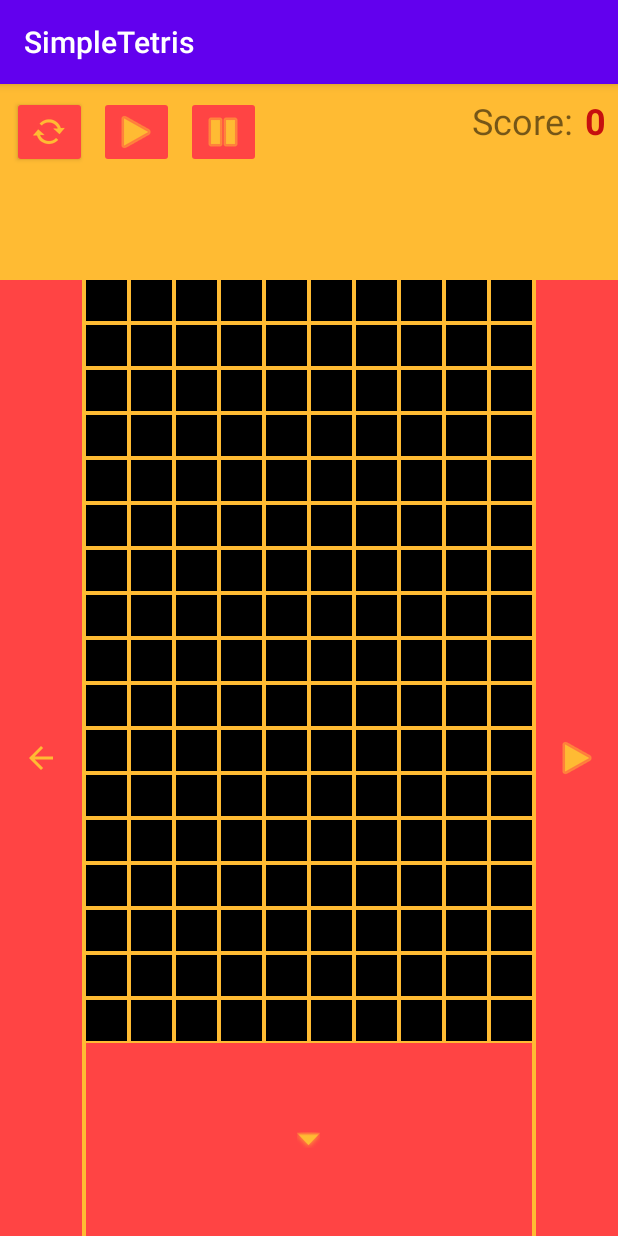
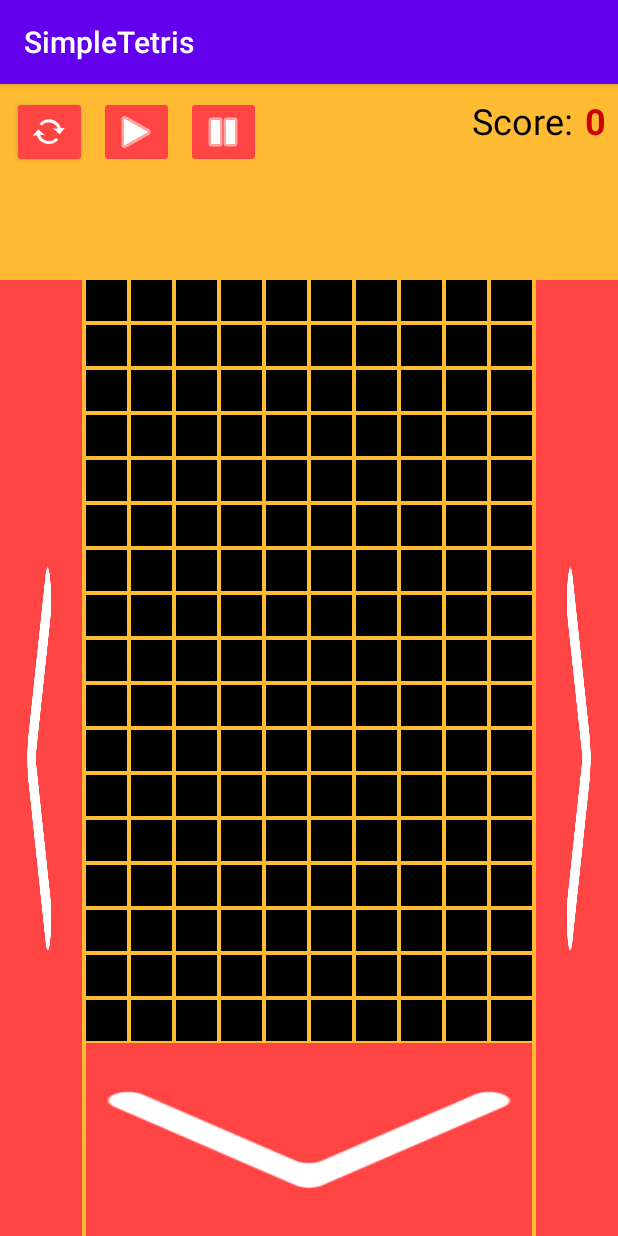
Before and after one commit to ehaviv1978/SimpleTetris, an Android app: the screen it shows after launch (MainActivity), on a phone screen of 412 x 824 dp. Run offline under Robolectric (Android 15) with nearby library versions, the phone set to English and light mode, and no system bars.

Commit message:
First published version

```diff
--- a/app/src/main/res/layout/activity_main.xml
+++ b/app/src/main/res/layout/activity_main.xml
@@ -1381,7 +1381,7 @@
         android:layout_marginEnd="8dp"
         android:text="0"
         android:textAlignment="viewEnd"
-        android:textColor="#C60F0F"
+        android:textColor="@android:color/holo_red_dark"
         android:textSize="24sp"
         android:textStyle="bold"
         app:layout_constraintEnd_toEndOf="parent"
@@ -1394,6 +1394,7 @@
         android:layout_marginTop="8dp"
         android:layout_marginEnd="8dp"
         android:text="Score:"
+        android:textColor="@android:color/background_dark"
         android:textSize="24sp"
         app:layout_constraintEnd_toStartOf="@+id/textScoreVal"
         app:layout_constraintTop_toTopOf="parent" />
@@ -1407,9 +1408,9 @@
         android:background="@color/colorAccent"
         android:backgroundTint="@android:color/holo_red_light"
         android:clickable="true"
-        android:foreground="@android:drawable/ic_media_play"
-        android:foregroundGravity="center"
-        android:foregroundTint="@android:color/holo_orange_light"
+        android:foreground="@drawable/next_forward_arrow_right_skip_chevron_next_512"
+        android:foregroundGravity="fill_horizontal|center"
+        android:foregroundTint="@android:color/background_light"
         android:textColor="@android:color/holo_orange_light"
         android:textSize="36sp"
         android:textStyle="bold"
@@ -1429,9 +1430,9 @@
         android:background="@color/colorAccent"
         android:backgroundTint="@android:color/holo_red_light"
         android:clickable="true"
-        android:foreground="@drawable/abc_vector_test"
-        android:foregroundGravity="center"
-        android:foregroundTint="@android:color/holo_orange_light"
+        android:foreground="@drawable/back_arrow_left_chevron_512"
+        android:foregroundGravity="fill_horizontal|center"
+        android:foregroundTint="@android:color/background_light"
         android:textColor="@android:color/holo_orange_light"
         android:textSize="36sp"
         android:textStyle="bold"
@@ -1451,9 +1452,9 @@
         android:background="@color/colorAccent"
         android:backgroundTint="@android:color/holo_red_light"
         android:clickable="true"
-        android:foreground="@android:drawable/arrow_down_float"
-        android:foregroundGravity="center"
-        android:foregroundTint="@android:color/holo_orange_light"
+        android:foreground="@drawable/down_arrow"
+        android:foregroundTint="@android:color/background_light"
+        android:textAlignment="center"
         android:textColor="@android:color/holo_orange_light"
         android:textSize="24sp"
         android:textStyle="bold"
@@ -1473,7 +1474,7 @@
         android:backgroundTint="@android:color/holo_red_light"
         android:foreground="@android:drawable/ic_media_pause"
         android:foregroundGravity="center"
-        android:foregroundTint="@android:color/holo_orange_light"
+        android:foregroundTint="@android:color/background_light"
         android:textColor="@android:color/holo_orange_dark"
         android:textSize="18sp"
         app:layout_constraintStart_toEndOf="@+id/btnPlay"
@@ -1488,7 +1489,7 @@
         android:backgroundTint="@android:color/holo_red_light"
         android:foreground="@android:drawable/ic_media_play"
         android:foregroundGravity="center"
-        android:foregroundTint="@android:color/holo_orange_light"
+        android:foregroundTint="@android:color/background_light"
         android:textColor="@android:color/holo_orange_dark"
         android:textSize="18sp"
         app:layout_constraintStart_toEndOf="@+id/btnReset"
@@ -1503,7 +1504,7 @@
         android:backgroundTint="@android:color/holo_red_light"
         android:foreground="@android:drawable/stat_notify_sync"
         android:foregroundGravity="center"
-        android:foregroundTint="@android:color/holo_orange_light"
+        android:foregroundTint="@android:color/background_light"
         android:textColor="@android:color/holo_orange_dark"
         android:textSize="18sp"
         app:layout_constraintStart_toStartOf="@+id/btnLeft"
```
Also changed, not shown: app/src/main/res/drawable/back_arrow_left_chevron_512.webp (added), app/src/main/res/drawable/down_arrow.png (added), app/src/main/res/drawable/next_forward_arrow_right_skip_chevron_next_512.png (added).
